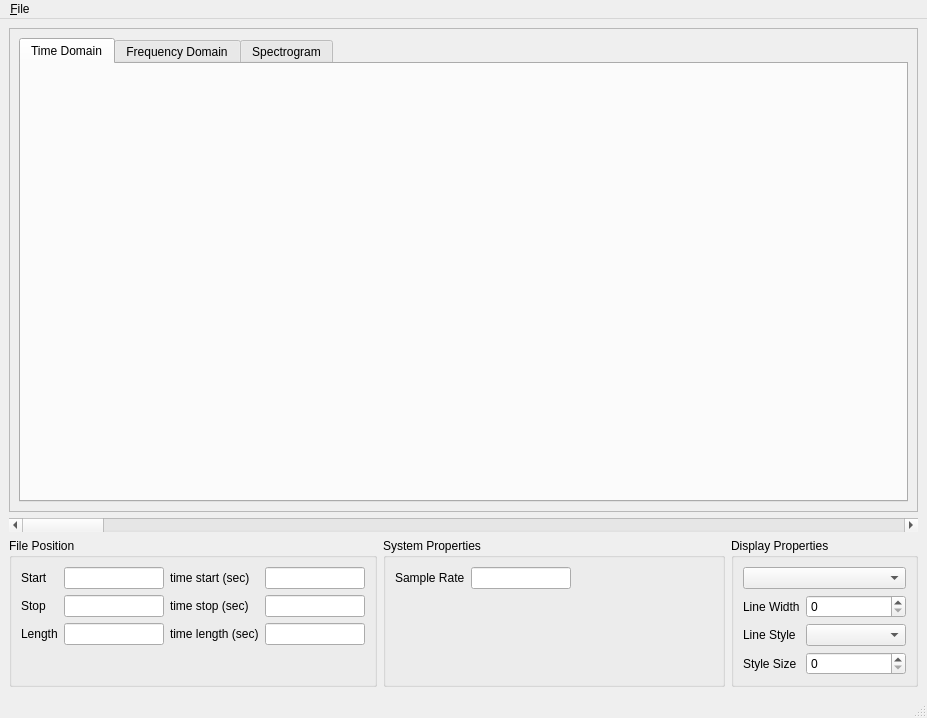
gnuradio/gnuradio, file gr-utils/python/utils/pyqt_plot.ui: the form before one commit.
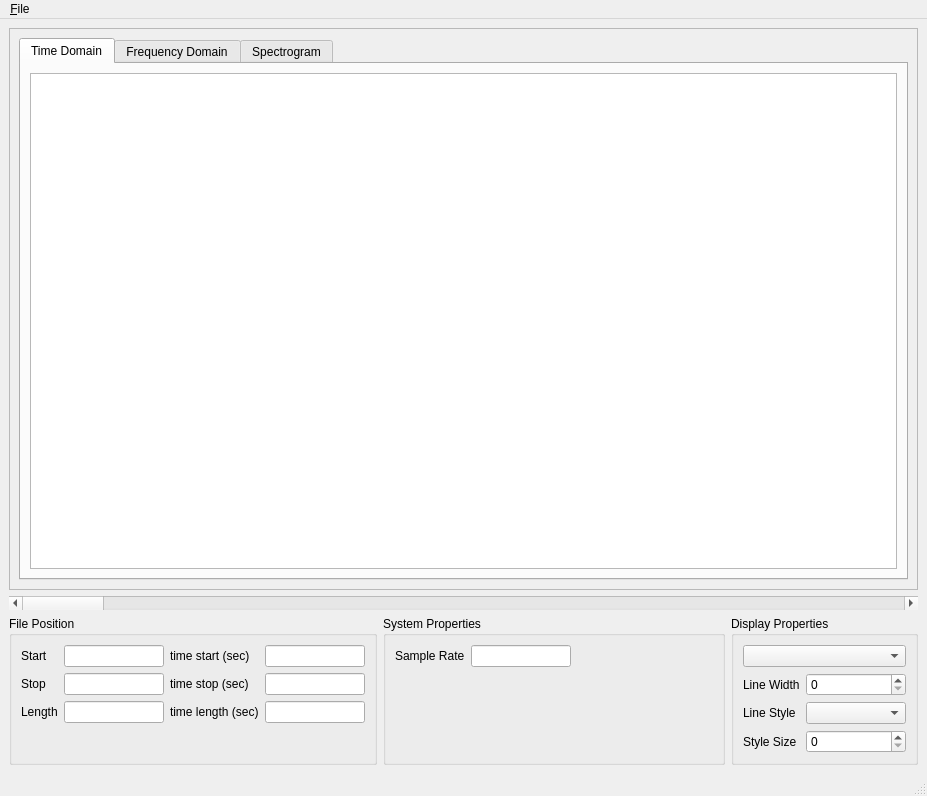
The form after the commit. Custom widgets are drawn as their Qt base class.

Commit message: Time plot converted to pyqtgraph

What changed in the file:
```diff
--- a/gr-utils/python/utils/pyqt_plot.ui
+++ b/gr-utils/python/utils/pyqt_plot.ui
@@ -1,12 +1,12 @@
 <ui version="4.0" >
  <class>MainWindow</class>
- <widget class="QMainWindow" name="MainWindow" >
-  <property name="geometry" >
+ <widget class="QMainWindow" name="MainWindow">
+  <property name="geometry">
    <rect>
     <x>0</x>
     <y>0</y>
     <width>927</width>
-    <height>718</height>
+    <height>796</height>
    </rect>
   </property>
   <property name="windowTitle" >
@@ -336,7 +336,7 @@
           </attribute>
           <layout class="QHBoxLayout" name="horizontalLayout" >
            <item>
-            <widget class="QwtPlot" name="timePlot" />
+            <widget class="PlotWidget" name="timePlot"/>
            </item>
           </layout>
           <zorder>timePlot</zorder>
@@ -491,6 +491,11 @@
    <extends>QFrame</extends>
    <header>qwt_plot.h</header>
   </customwidget>
+  <customwidget>
+   <class>PlotWidget</class>
+   <extends>QGraphicsView</extends>
+   <header>pyqtgraph.h</header>
+  </customwidget>
  </customwidgets>
  <resources/>
  <connections>
```
Left out of the diff: 325 changed lines with no effect on the pictures. The commit also changes 2 other files.
